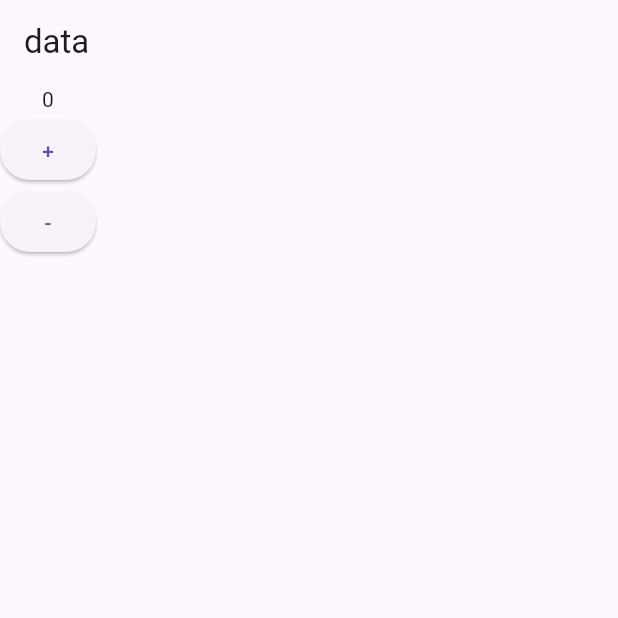
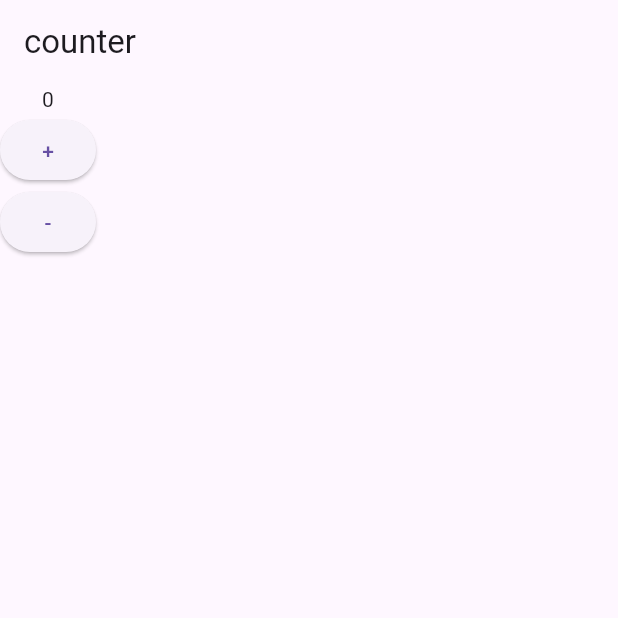
Before and after one commit to dineshchandrasekaren/counter-app-with-provider, a Flutter app: the screen it shows after launch, on a phone screen of 412 x 824 dp, the top half of it. Run offline on Flutter 3.47's test engine with Material 3 defaults, Android fonts, the phone set to English and light mode, and no system bars.

Commit message:
heading changed

```diff
--- a/lib/main.dart
+++ b/lib/main.dart
@@ -13,7 +13,7 @@ class App extends StatelessWidget {
     final counter = Provider.of<CounterProvider>(context);
     return MaterialApp(
       home: Scaffold(
-        appBar: AppBar(title: Text("data")),
+        appBar: AppBar(title: Text("counter")),
         body: Column(
           children: [
             Text("${counter.count}"),
```
